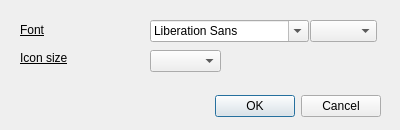
The window that listfontdialog.ui (SideFx/SimpleJournalQt) describes before a commit, drawn with Qt 5.
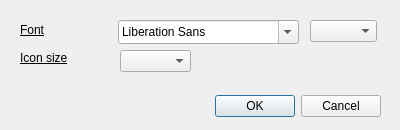
The same window after the commit. Custom widgets are drawn as their Qt base class.

The edit to the form file:
```diff
--- a/listfontdialog.ui
+++ b/listfontdialog.ui
@@ -44,10 +44,10 @@
   <widget class="QFontComboBox" name="fontComboBox">
    <property name="geometry">
     <rect>
-     <x>150</x>
+     <x>118</x>
      <y>20</y>
-     <width>159</width>
-     <height>22</height>
+     <width>181</width>
+     <height>24</height>
     </rect>
    </property>
   </widget>
@@ -66,7 +66,7 @@
     <rect>
      <x>20</x>
      <y>20</y>
-     <width>121</width>
+     <width>91</width>
      <height>20</height>
     </rect>
    </property>
@@ -84,7 +84,7 @@
     <rect>
      <x>20</x>
      <y>50</y>
-     <width>121</width>
+     <width>91</width>
      <height>16</height>
     </rect>
    </property>
@@ -100,7 +100,7 @@
   <widget class="QComboBox" name="iconSizeBox">
    <property name="geometry">
     <rect>
-     <x>150</x>
+     <x>120</x>
      <y>50</y>
      <width>71</width>
      <height>22</height>
@@ -108,6 +108,13 @@
    </property>
   </widget>
  </widget>
+ <customwidgets>
+  <customwidget>
+   <class>JBFontComboBox</class>
+   <extends>QFontComboBox</extends>
+   <header>jbfontcombobox.hpp</header>
+  </customwidget>
+ </customwidgets>
  <resources/>
  <connections>
   <connection>
```
Left out of the diff: 2 changed lines with no effect on the pictures.
